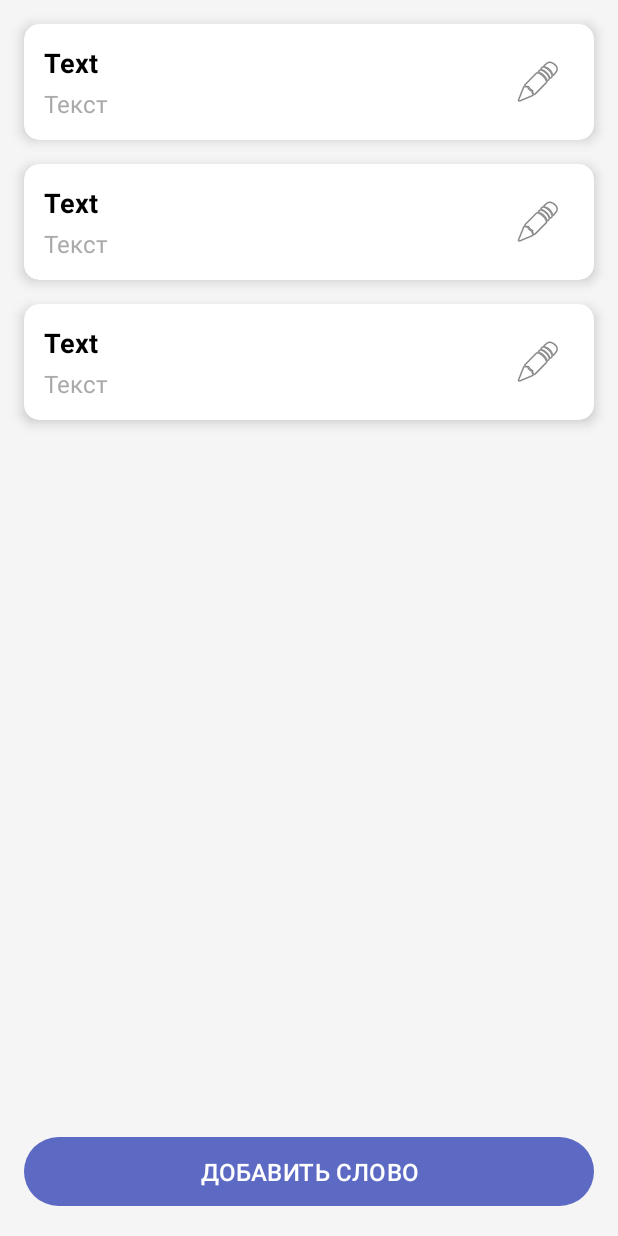
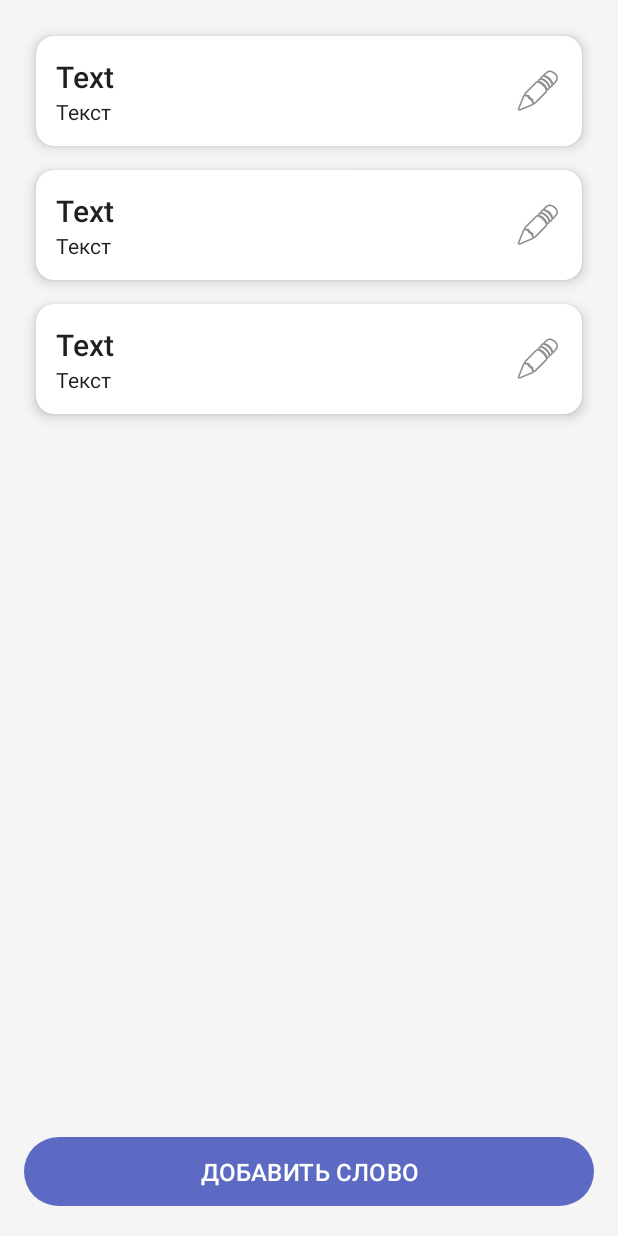
Before and after one commit to brikkerdev/Grable, an Android app: the layout fragment_learn_playlist.xml on its own in the app's theme, with its tools: preview values and no code run, on a phone screen of 412 x 824 dp. Run offline under Robolectric (Android 15) with nearby library versions, the phone set to English and light mode, and no system bars.

Commit message:
recycler view & viewmodel for learnplaylist

```diff
--- a/app/src/main/res/layout/fragment_learn_playlist.xml
+++ b/app/src/main/res/layout/fragment_learn_playlist.xml
@@ -8,12 +8,10 @@
     android:background="@color/background">
 
     <androidx.recyclerview.widget.RecyclerView
-        android:id="@+id/rvWords"
+        android:id="@+id/word_items"
         android:layout_width="0dp"
         android:layout_height="0dp"
-        android:clipToPadding="false"
-        android:paddingBottom="8dp"
-        android:paddingTop="8dp"
+        android:padding="@dimen/spacing_base"
         app:layout_constraintBottom_toTopOf="@+id/btnAddWord"
         app:layout_constraintEnd_toEndOf="parent"
         app:layout_constraintStart_toStartOf="parent"
--- a/app/src/main/res/layout/item_word.xml
+++ b/app/src/main/res/layout/item_word.xml
@@ -5,9 +5,9 @@
     xmlns:tools="http://schemas.android.com/tools"
     android:layout_width="match_parent"
     android:layout_height="wrap_content"
-    android:layout_marginHorizontal="16dp"
-    android:layout_marginVertical="8dp"
-    app:cardCornerRadius="10dp"
+    android:layout_margin="@dimen/spacing_sm"
+    app:cardCornerRadius="@dimen/radius_md"
+    app:cardBackgroundColor="@color/surface"
     app:cardElevation="5dp">
 
     <androidx.constraintlayout.widget.ConstraintLayout
@@ -16,33 +16,29 @@
         android:padding="13dp">
 
         <TextView
-            android:id="@+id/tvOriginalWord"
+            android:id="@+id/originalWord"
             android:layout_width="0dp"
             android:layout_height="wrap_content"
-            android:textColor="@android:color/black"
-            android:textSize="18sp"
-            android:textStyle="bold"
+            style="@style/TextAppearanceHeadline3"
             app:layout_constraintEnd_toStartOf="@+id/btnEditWord"
             app:layout_constraintStart_toStartOf="parent"
             app:layout_constraintTop_toTopOf="parent"
             tools:text="Text" />
 
         <TextView
-            android:id="@+id/tvTranslation"
+            android:id="@+id/translation"
             android:layout_width="0dp"
             android:layout_height="wrap_content"
-            android:layout_marginTop="4dp"
-            android:textColor="@android:color/darker_gray"
-            android:textSize="16sp"
+            style="@style/TextAppearanceBody2"
             app:layout_constraintEnd_toStartOf="@+id/btnEditWord"
             app:layout_constraintStart_toStartOf="parent"
-            app:layout_constraintTop_toBottomOf="@+id/tvOriginalWord"
+            app:layout_constraintTop_toBottomOf="@+id/originalWord"
             tools:text="Текст" />
 
         <ImageButton
             android:id="@+id/btnEditWord"
-            android:layout_width="48dp"
-            android:layout_height="48dp"
+            android:layout_width="wrap_content"
+            android:layout_height="wrap_content"
             android:background="?attr/selectableItemBackgroundBorderless"
             android:contentDescription="Редактировать слово"
             android:src="@android:drawable/ic_menu_edit"
```
Also changed, not shown: app/src/main/java/ru/sirius/grable/playlist/LearnPlaylistAdapter.kt (added, +42 -0 lines), app/src/main/java/ru/sirius/grable/playlist/LearnPlaylistFragment.kt (+16 -0 lines), app/src/main/java/ru/sirius/grable/playlist/LearnPlaylistViewModel.kt (added, +38 -0 lines).
